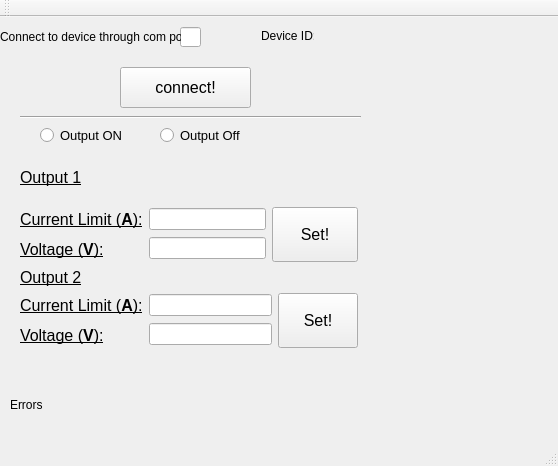
jzane/Agilent-Power-Supply-Controller, file agilentPowerSupply/controllerwindow.ui: the form before one commit.
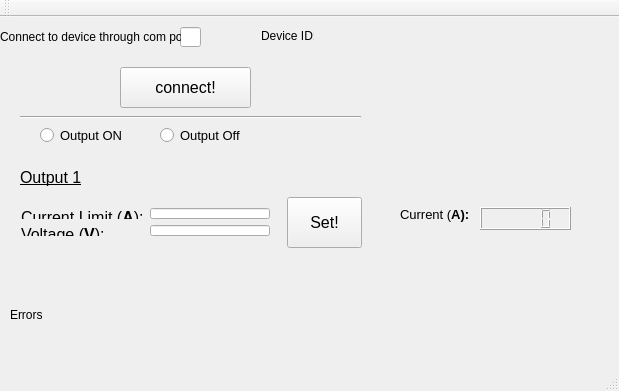
The form after the commit.

Commit message: current measuring doesn't work well... lots of errs

Patch:
```diff
--- a/agilentPowerSupply/controllerwindow.ui
+++ b/agilentPowerSupply/controllerwindow.ui
@@ -6,8 +6,8 @@
    <rect>
     <x>0</x>
     <y>0</y>
-    <width>558</width>
-    <height>466</height>
+    <width>619</width>
+    <height>391</height>
    </rect>
   </property>
   <property name="windowTitle">
@@ -62,7 +62,7 @@
     <property name="geometry">
      <rect>
       <x>49</x>
-      <y>380</y>
+      <y>290</y>
       <width>331</width>
       <height>16</height>
      </rect>
@@ -156,11 +156,34 @@
      <string>&lt;html&gt;&lt;head/&gt;&lt;body&gt;&lt;p&gt;&lt;span style=&quot; font-size:12pt; text-decoration: underline;&quot;&gt;Output 1&lt;/span&gt;&lt;/p&gt;&lt;/body&gt;&lt;/html&gt;</string>
     </property>
    </widget>
+   <widget class="QLCDNumber" name="lcdNumber">
+    <property name="geometry">
+     <rect>
+      <x>480</x>
+      <y>190</y>
+      <width>91</width>
+      <height>23</height>
+     </rect>
+    </property>
+   </widget>
+   <widget class="QLabel" name="label_12">
+    <property name="geometry">
+     <rect>
+      <x>400</x>
+      <y>190</y>
+      <width>81</width>
+      <height>16</height>
+     </rect>
+    </property>
+    <property name="text">
+     <string>&lt;html&gt;&lt;head/&gt;&lt;body&gt;&lt;p&gt;&lt;span style=&quot; font-size:10pt;&quot;&gt;Current (&lt;/span&gt;&lt;span style=&quot; font-size:10pt; font-weight:600;&quot;&gt;A):&lt;/span&gt;&lt;/p&gt;&lt;/body&gt;&lt;/html&gt;</string>
+    </property>
+   </widget>
    <widget class="QLabel" name="label_4">
     <property name="geometry">
      <rect>
       <x>10</x>
-      <y>380</y>
+      <y>290</y>
       <width>33</width>
       <height>16</height>
      </rect>
@@ -169,110 +192,60 @@
      <string>Errors:</string>
     </property>
    </widget>
-   <widget class="QWidget" name="">
+   <widget class="QPushButton" name="pushButton_2">
     <property name="geometry">
      <rect>
-      <x>9</x>
-      <y>179</y>
-      <width>360</width>
-      <height>163</height>
+      <x>287</x>
+      <y>180</y>
+      <width>75</width>
+      <height>51</height>
      </rect>
     </property>
-    <layout class="QGridLayout" name="gridLayout_3">
+    <property name="font">
+     <font>
+      <pointsize>12</pointsize>
+     </font>
+    </property>
+    <property name="text">
+     <string>
+Set!
+</string>
+    </property>
+   </widget>
+   <widget class="QWidget" name="layoutWidget">
+    <property name="geometry">
+     <rect>
+      <x>10</x>
+      <y>180</y>
+      <width>271</width>
+      <height>50</height>
+     </rect>
+    </property>
+    <layout class="QGridLayout" name="gridLayout">
      <item row="0" column="0">
-      <layout class="QGridLayout" name="gridLayout">
-       <item row="0" column="0">
-        <widget class="QLabel" name="label_6">
-         <property name="text">
-          <string>&lt;html&gt;&lt;head/&gt;&lt;body&gt;&lt;p&gt;&lt;span style=&quot; font-size:12pt; text-decoration: underline;&quot;&gt;Current Limit (&lt;/span&gt;&lt;span style=&quot; font-size:12pt; font-weight:600; text-decoration: underline;&quot;&gt;A&lt;/span&gt;&lt;span style=&quot; font-size:12pt; text-decoration: underline;&quot;&gt;)&lt;/span&gt;&lt;span style=&quot; font-size:12pt; text-decoration: underline;&quot;&gt;:&lt;/span&gt;&lt;/p&gt;&lt;/body&gt;&lt;/html&gt;</string>
-         </property>
-         <property name="textFormat">
-          <enum>Qt::AutoText</enum>
-         </property>
-        </widget>
-       </item>
-       <item row="0" column="1" rowspan="2">
-        <layout class="QVBoxLayout" name="verticalLayout">
-         <item>
-          <widget class="QLineEdit" name="lineEdit_2"/>
-         </item>
-         <item>
-          <widget class="QLineEdit" name="lineEdit_3"/>
-         </item>
-        </layout>
-       </item>
-       <item row="1" column="0">
-        <widget class="QLabel" name="label_7">
-         <property name="text">
-          <string>&lt;html&gt;&lt;head/&gt;&lt;body&gt;&lt;p&gt;&lt;span style=&quot; font-size:12pt; text-decoration: underline;&quot;&gt;Voltage (&lt;/span&gt;&lt;span style=&quot; font-size:12pt; font-weight:600; text-decoration: underline;&quot;&gt;V&lt;/span&gt;&lt;span style=&quot; font-size:12pt; text-decoration: underline;&quot;&gt;):&lt;/span&gt;&lt;/p&gt;&lt;/body&gt;&lt;/html&gt;</string>
-         </property>
-        </widget>
-       </item>
-      </layout>
-     </item>
-     <item row="0" column="1" colspan="2">
-      <widget class="QPushButton" name="pushButton_2">
-       <property name="font">
-        <font>
-         <pointsize>12</pointsize>
-        </font>
-       </property>
+      <widget class="QLabel" name="label_6">
        <property name="text">
-        <string>
-Set!
-</string>
+        <string>&lt;html&gt;&lt;head/&gt;&lt;body&gt;&lt;p&gt;&lt;span style=&quot; font-size:12pt; text-decoration: underline;&quot;&gt;Current Limit (&lt;/span&gt;&lt;span style=&quot; font-size:12pt; font-weight:600; text-decoration: underline;&quot;&gt;A&lt;/span&gt;&lt;span style=&quot; font-size:12pt; text-decoration: underline;&quot;&gt;)&lt;/span&gt;&lt;span style=&quot; font-size:12pt; text-decoration: underline;&quot;&gt;:&lt;/span&gt;&lt;/p&gt;&lt;/body&gt;&lt;/html&gt;</string>
+       </property>
+       <property name="textFormat">
+        <enum>Qt::AutoText</enum>
        </property>
       </widget>
      </item>
+     <item row="0" column="1" rowspan="2">
+      <layout class="QVBoxLayout" name="verticalLayout">
+       <item>
+        <widget class="QLineEdit" name="lineEdit_2"/>
+       </item>
+       <item>
+        <widget class="QLineEdit" name="lineEdit_3"/>
+       </item>
+      </layout>
+     </item>
      <item row="1" column="0">
-      <widget class="QLabel" name="label_9">
+      <widget class="QLabel" name="label_7">
        <property name="text">
-        <string>&lt;html&gt;&lt;head/&gt;&lt;body&gt;&lt;p&gt;&lt;span style=&quot; font-size:12pt; text-decoration: underline;&quot;&gt;Output 2&lt;/span&gt;&lt;/p&gt;&lt;/body&gt;&lt;/html&gt;</string>
-       </property>
-      </widget>
-     </item>
-     <item row="2" column="0" colspan="2">
-      <layout class="QGridLayout" name="gridLayout_2">
-       <item row="0" column="0">
-        <widget class="QLabel" name="label_10">
-         <property name="text">
-          <string>&lt;html&gt;&lt;head/&gt;&lt;body&gt;&lt;p&gt;&lt;span style=&quot; font-size:12pt; text-decoration: underline;&quot;&gt;Current Limit (&lt;/span&gt;&lt;span style=&quot; font-size:12pt; font-weight:600; text-decoration: underline;&quot;&gt;A&lt;/span&gt;&lt;span style=&quot; font-size:12pt; text-decoration: underline;&quot;&gt;)&lt;/span&gt;&lt;span style=&quot; font-size:12pt; text-decoration: underline;&quot;&gt;:&lt;/span&gt;&lt;/p&gt;&lt;/body&gt;&lt;/html&gt;</string>
-         </property>
-         <property name="textFormat">
-          <enum>Qt::AutoText</enum>
-         </property>
-        </widget>
-       </item>
-       <item row="0" column="1" rowspan="2">
-        <layout class="QVBoxLayout" name="verticalLayout_2">
-         <item>
-          <widget class="QLineEdit" name="lineEdit_4"/>
-         </item>
-         <item>
-          <widget class="QLineEdit" name="lineEdit_5"/>
-         </item>
-        </layout>
-       </item>
-       <item row="1" column="0">
-        <widget class="QLabel" name="label_11">
-         <property name="text">
-          <string>&lt;html&gt;&lt;head/&gt;&lt;body&gt;&lt;p&gt;&lt;span style=&quot; font-size:12pt; text-decoration: underline;&quot;&gt;Voltage (&lt;/span&gt;&lt;span style=&quot; font-size:12pt; font-weight:600; text-decoration: underline;&quot;&gt;V&lt;/span&gt;&lt;span style=&quot; font-size:12pt; text-decoration: underline;&quot;&gt;):&lt;/span&gt;&lt;/p&gt;&lt;/body&gt;&lt;/html&gt;</string>
-         </property>
-        </widget>
-       </item>
-      </layout>
-     </item>
-     <item row="2" column="2">
-      <widget class="QPushButton" name="pushButton_3">
-       <property name="font">
-        <font>
-         <pointsize>12</pointsize>
-        </font>
-       </property>
-       <property name="text">
-        <string>
-Set!
-</string>
+        <string>&lt;html&gt;&lt;head/&gt;&lt;body&gt;&lt;p&gt;&lt;span style=&quot; font-size:12pt; text-decoration: underline;&quot;&gt;Voltage (&lt;/span&gt;&lt;span style=&quot; font-size:12pt; font-weight:600; text-decoration: underline;&quot;&gt;V&lt;/span&gt;&lt;span style=&quot; font-size:12pt; text-decoration: underline;&quot;&gt;):&lt;/span&gt;&lt;/p&gt;&lt;/body&gt;&lt;/html&gt;</string>
        </property>
       </widget>
      </item>
```
Left out of the diff: 15 changed lines with no effect on the pictures. The commit also changes 30 other files.
